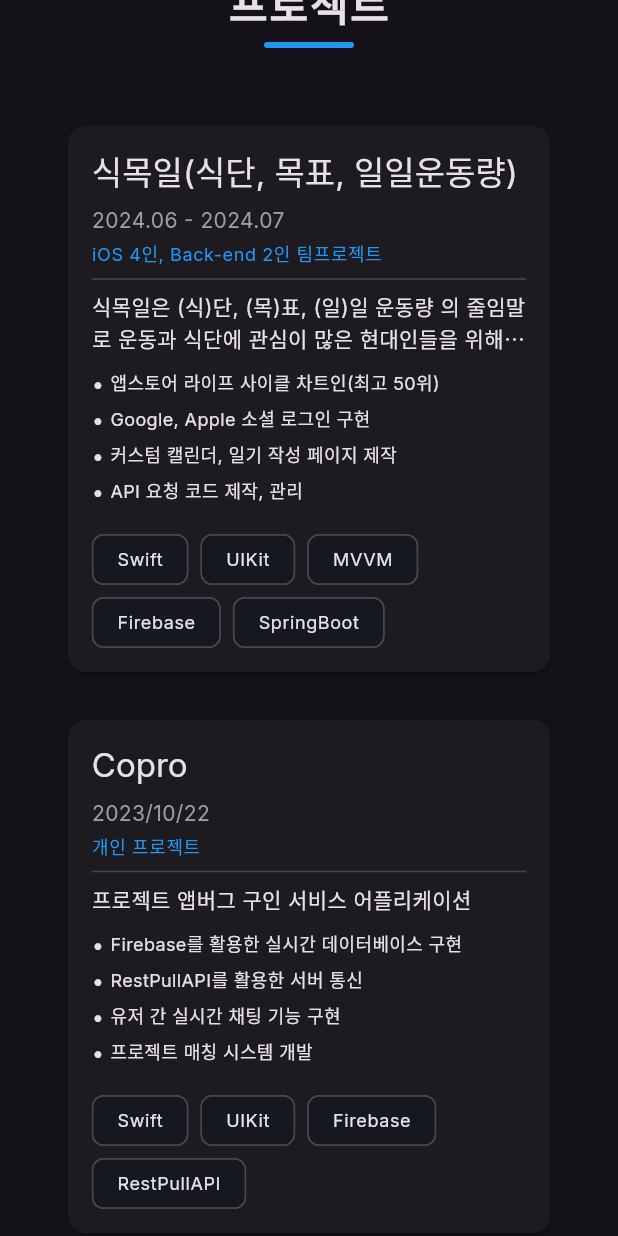
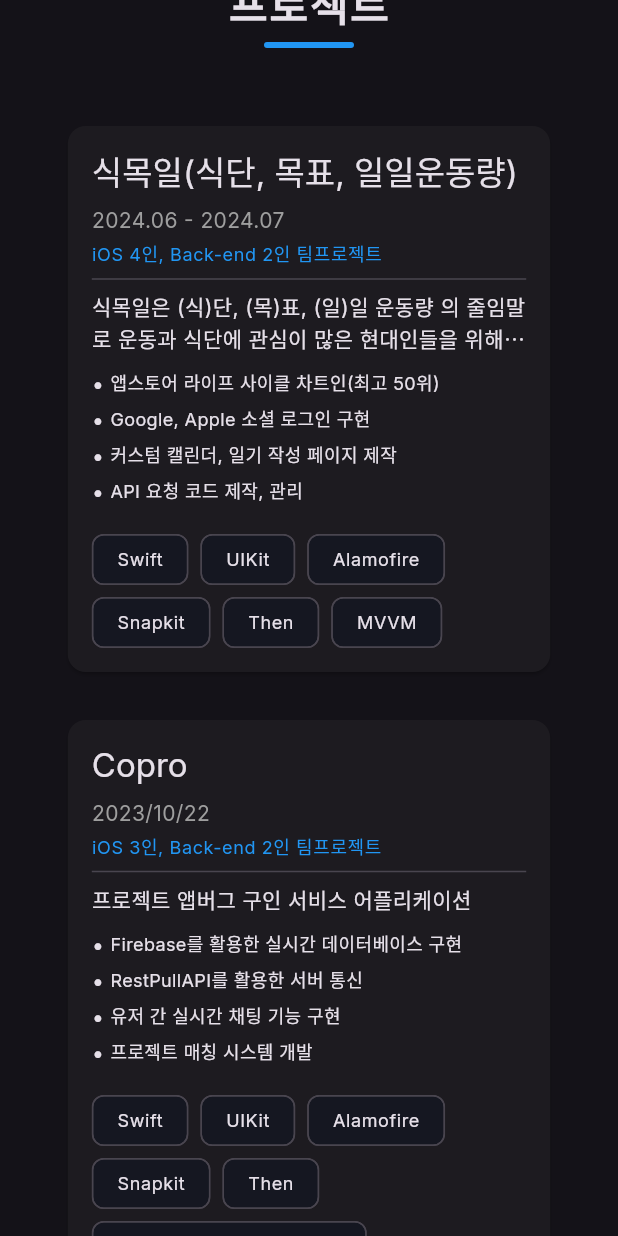
Before and after one commit to devpark435/portfolio_flutter_web, a Flutter app: the screen it shows after launch, scrolled down 3456 dp, on a phone screen of 412 x 824 dp. Run offline on Flutter 3.47's test engine with Material 3 defaults, Android fonts, the phone set to English and light mode, and no system bars; our stand-ins replace animated_text_kit, flutter_riverpod, go_router, google_fonts, shared_preferences.

Commit message:
refacotr - profile project 내용 일부 수정

```diff
--- a/lib/data/profile_info.dart
+++ b/lib/data/profile_info.dart
@@ -11,7 +11,7 @@ const List<ProfileInfo> profileInfos = [
   ),
   ProfileInfo(
     label: '위치',
-    values: ['서울특별시 관악구'],
+    values: ['서울특별시 중랑구'],
   ),
   ProfileInfo(
     label: '이메일',
--- a/lib/domain/repositories/project_repository.dart
+++ b/lib/domain/repositories/project_repository.dart
@@ -13,7 +13,18 @@ class ProjectRepository {
           title: '식목일(식단, 목표, 일일운동량)',
           description:
               '식목일은 (식)단, (목)표, (일)일 운동량 의 줄임말로 운동과 식단에 관심이 많은 현대인들을 위해 간편한 기능을 담은 어플입니다.',
-          technologies: ['Swift', 'UIKit', 'MVVM', 'Firebase', 'SpringBoot'],
+          technologies: [
+            'Swift',
+            'UIKit',
+            'Alamofire',
+            'Snapkit',
+            'Then',
+            'MVVM',
+            'RxSwift',
+            'Combine',
+            'OAuth 2.0',
+            'RestPullAPI'
+          ],
           period: '2024.06 - 2024.07',
           teamSize: 'iOS 4인, Back-end 2인 팀프로젝트',
           metrics: [
@@ -31,9 +42,18 @@ class ProjectRepository {
         id: '2',
         title: 'Copro',
         description: '프로젝트 앱버그 구인 서비스 어플리케이션',
-        technologies: ['Swift', 'UIKit', 'Firebase', 'RestPullAPI'],
+        technologies: [
+          'Swift',
+          'UIKit',
+          'Alamofire',
+          'Snapkit',
+          'Then',
+          'Firebase Cloud Message',
+          'OAuth 2.0',
+          'RestPullAPI'
+        ],
         period: '2023/10/22',
-        teamSize: '개인 프로젝트',
+        teamSize: 'iOS 3인, Back-end 2인 팀프로젝트',
         metrics: [
           'Firebase를 활용한 실시간 데이터베이스 구현',
           'RestPullAPI를 활용한 서버 통신',
@@ -48,7 +68,7 @@ class ProjectRepository {
         description: 'TheMovie DB API를 활용한 영화 정보를 보여주는 영화 예매 어플리케이션',
         technologies: ['UIKit', 'StoryBoard', 'RestPullAPI'],
         period: '2024/04/22 ~ 2024/04/28',
-        teamSize: '개인 프로젝트',
+        teamSize: 'iOS 4인 팀프로젝트',
         metrics: [
           'TheMovie DB API 연동 및 데이터 처리',
           '영화 예매 시스템 구현',
@@ -61,14 +81,24 @@ class ProjectRepository {
         id: '4',
         title: 'ZIKIZA',
         description: 'Google Solution Challenge 출품작 UN 지속가능한 목표를 주제로한 프로젝트',
-        technologies: ['Flutter', 'Dart', 'RestPullAPI', 'GoogleMapAPI'],
+        technologies: [
+          'Flutter',
+          'Dart',
+          'Bloc',
+          'Cubit',
+          'RestPullAPI',
+          'GoogleMapAPI'
+        ],
         period: '2023/02/15 ~ 2023/04/01',
-        teamSize: '팀 프로젝트',
+        teamSize: 'Flutter 2인, Back-end 1인 팀프로젝트',
         metrics: [
           'Google Maps API를 활용한 위치 기반 서비스',
+          'UN SDGs 목표 달성을 위한 솔루션 개발',
+          'SNS 연동 로그인 구현',
+          '인앱 결제 시스템 구현',
+          '환경 캠패인 크롤링 구현',
+          '실시간 데이터 시각화 구현',
           'Flutter를 활용한 크로스 플랫폼 개발',
-          'UN SDGs 목표 달성을 위한 솔루션 개발',
-          '실시간 데이터 시각화 구현',
         ],
         githubUrl:
             'https://github.com/GDG-on-Campus-SKHU/98developers-flutter-app',
@@ -79,8 +109,9 @@ class ProjectRepository {
         description: 'Enhance cultural awareness through quizzes',
         technologies: ['Flutter', 'Dart', 'RestPullAPI'],
         period: '2023/05/29 ~ 2023/05/30',
-        teamSize: '팀 프로젝트',
+        teamSize: 'Flutter 1인, Back-end 2인 팀프로젝트',
         metrics: [
+          'GDSC 연합 해커톤 2등 수상',
           '국가별 퀴즈 시스템 구현',
           '문화 인식 향상을 위한 교육적 콘텐츠',
           '인터랙티브 UI/UX 디자인',
@@ -94,7 +125,7 @@ class ProjectRepository {
         description: '반려동물을 관심 급증에 따른 반려동물을 키우는 정신사람들을 위한 커뮤니티 플랫폼',
         technologies: ['Flutter', 'Dart', 'RestPullAPI'],
         period: '2023/04/15 ~ 2023/06/15',
-        teamSize: '팀 프로젝트',
+        teamSize: 'Flutter 3인, Back-end 2인 팀프로젝트',
         metrics: [
           '반려동물 커뮤니티 기능 구현',
           'Flutter를 활용한 UI 디자인',
```
